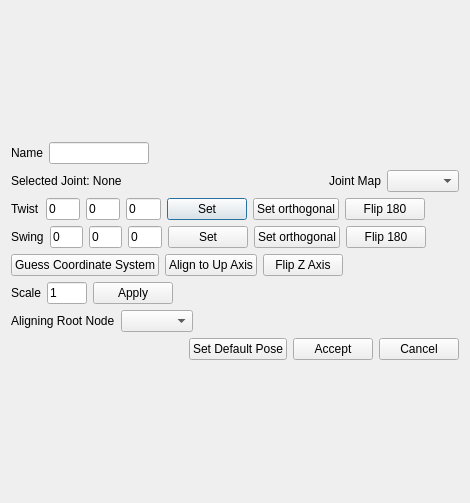
First picture: the form in motion_analysis/gui/layout/skeleton_editor_dialog.ui, repository eherr/motion_preprocessing_tool, before the edit.
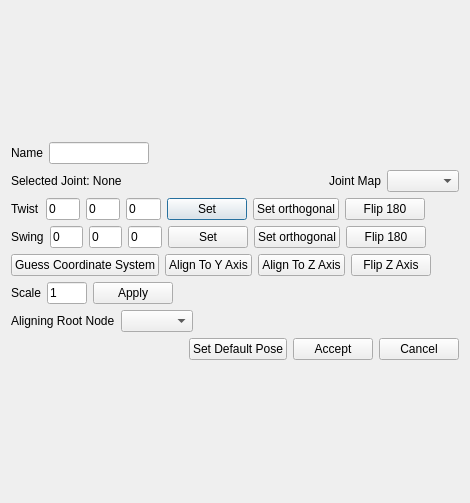
Second picture: the form after the edit.

Commit message: Code cleanup and added function to align the twist axis of a joint with the forward axis

Diff of the .ui file:
```diff
--- a/motion_analysis/gui/layout/skeleton_editor_dialog.ui
+++ b/motion_analysis/gui/layout/skeleton_editor_dialog.ui
@@ -267,7 +267,14 @@
        <item>
         <widget class="QPushButton" name="alignToUpAxisButton">
          <property name="text">
-          <string>Align to Up Axis</string>
+          <string>Align To Y Axis</string>
+         </property>
+        </widget>
+       </item>
+       <item>
+        <widget class="QPushButton" name="alignToForwardAxisButton">
+         <property name="text">
+          <string>Align To Z Axis</string>
          </property>
         </widget>
        </item>
```
The commit also changes 2 other files.
